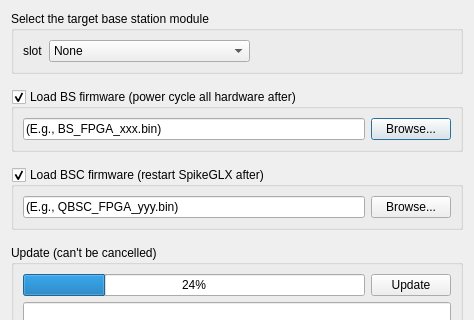
Old version of the form Forms/IMFirmDlg.ui in the repository billkarsh/SpikeGLX; both pictures show x 0 to 474 and y 0 to 320 of the 474 by 473 pixel window.
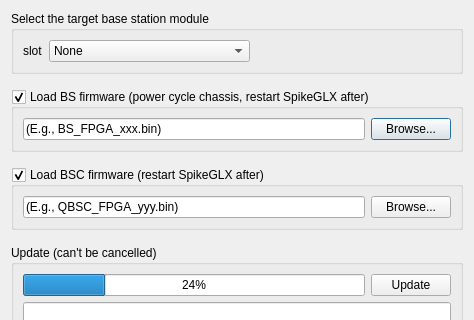
New version of the form.

```diff
--- a/Forms/IMFirmDlg.ui
+++ b/Forms/IMFirmDlg.ui
@@ -155,7 +155,7 @@
    <item row="1" column="0">
     <widget class="QGroupBox" name="bsGrp">
      <property name="title">
-      <string>Load BS firmware (power cycle all hardware after)</string>
+      <string>Load BS firmware (power cycle chassis, restart SpikeGLX after)</string>
      </property>
      <property name="checkable">
       <bool>true</bool>
```
